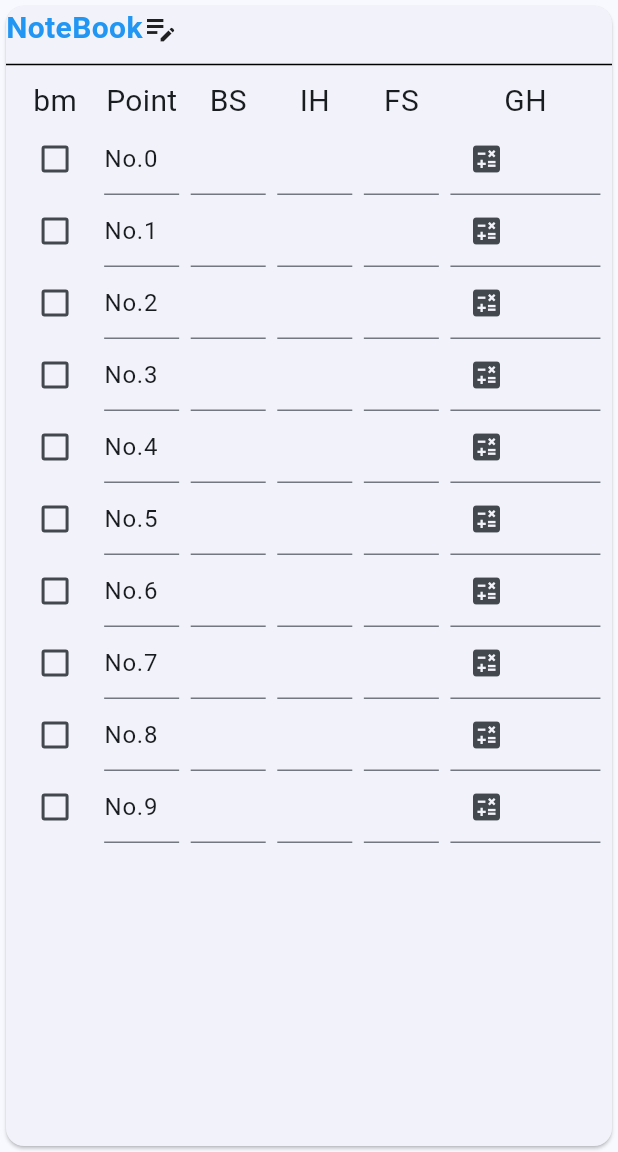
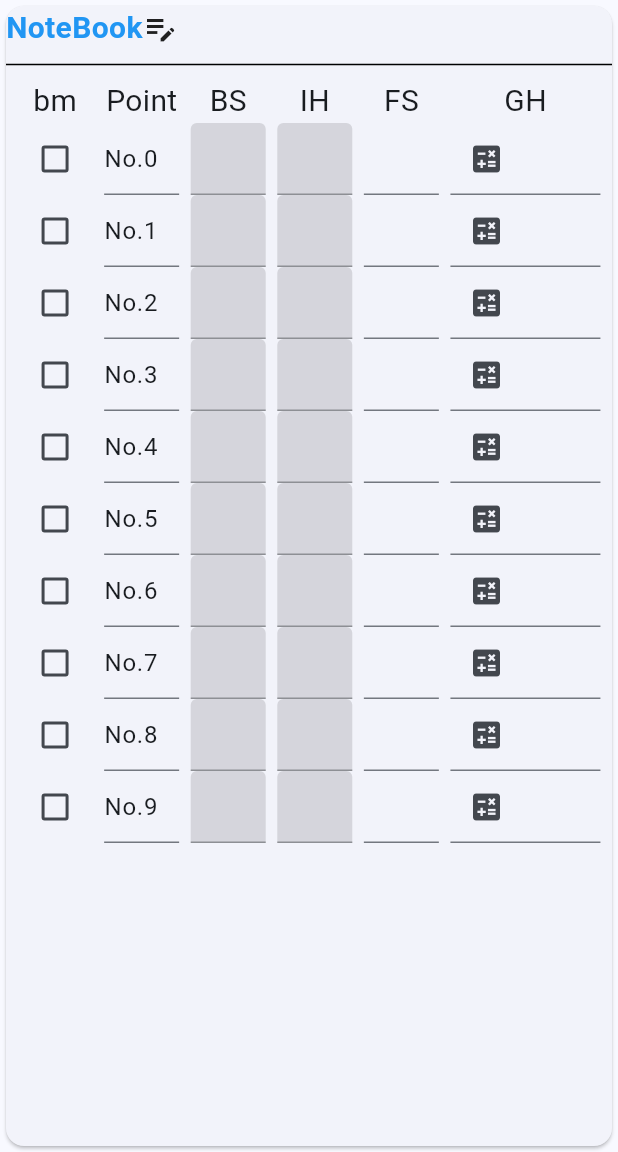
Before and after one commit to snrnapa/surveying_flutter, a Flutter app: the Surveying screen opened directly, on a phone screen of 412 x 824 dp, the part 84-1236 px from its top. Run offline on Flutter 3.47's test engine with Material 2 defaults, Android fonts, the phone set to English and light mode, and no system bars.

Commit message:
bmの状態でテキストボックスの編集可否を反映させた

```diff
--- a/lib/surveying.dart
+++ b/lib/surveying.dart
@@ -20,6 +20,10 @@ class _ToDoListPageState extends State<Surveying> {
   final List<TextEditingController> _fsControllers =
       List.generate(10, (i) => TextEditingController());
 
+  // IHの値をコントロールする
+  final List<TextEditingController> _ihControllers =
+      List.generate(10, (i) => TextEditingController());
+
   // GHの値をコントロールする
   final List<TextEditingController> _ghController =
       List.generate(10, (i) => TextEditingController());
@@ -32,8 +36,8 @@ class _ToDoListPageState extends State<Surveying> {
   final List<bool> _bmCheckList = List<bool>.generate(10, (i) => false);
 
   void GhCalclate(int index, String bs, String fs) {
-    int targetBs = int.parse(bs);
-    int targetFs = int.parse(fs);
+    double targetBs = double.parse(bs);
+    double targetFs = double.parse(fs);
     _ghController[index].text = (targetBs + targetFs).toString();
   }
 
@@ -145,7 +149,12 @@ class _ToDoListPageState extends State<Surveying> {
                               itemCount: _bsControllers.length,
                               itemBuilder: (BuildContext context, int index) {
                                 return TextFormField(
-                                    controller: _bsControllers[index]);
+                                  enabled: _bmCheckList[index],
+                                  controller: _bsControllers[index],
+                                  decoration: InputDecoration(
+                                      filled: !_bmCheckList[index],
+                                      fillColor: Colors.black12),
+                                );
                               },
                             ),
                           ),
@@ -168,8 +177,12 @@ class _ToDoListPageState extends State<Surveying> {
                               itemCount: _bsControllers.length,
                               itemBuilder: (BuildContext context, int index) {
                                 return TextFormField(
-                                    // controller: _Controllers[index]
-                                    );
+                                  enabled: _bmCheckList[index],
+                                  controller: _ihControllers[index],
+                                  decoration: InputDecoration(
+                                      filled: !_bmCheckList[index],
+                                      fillColor: Colors.black12),
+                                );
                               },
                             ),
                           ),
@@ -192,7 +205,12 @@ class _ToDoListPageState extends State<Surveying> {
                               itemCount: _bsControllers.length,
                               itemBuilder: (BuildContext context, int index) {
                                 return TextFormField(
-                                    controller: _fsControllers[index]);
+                                  enabled: !_bmCheckList[index],
+                                  controller: _fsControllers[index],
+                                  decoration: InputDecoration(
+                                      filled: _bmCheckList[index],
+                                      fillColor: Colors.black12),
+                                );
                               },
                             ),
                           ),
```
